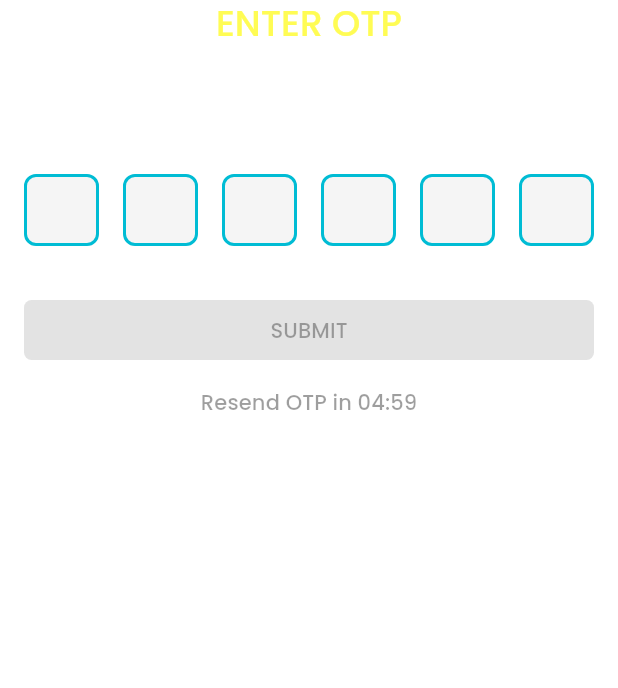
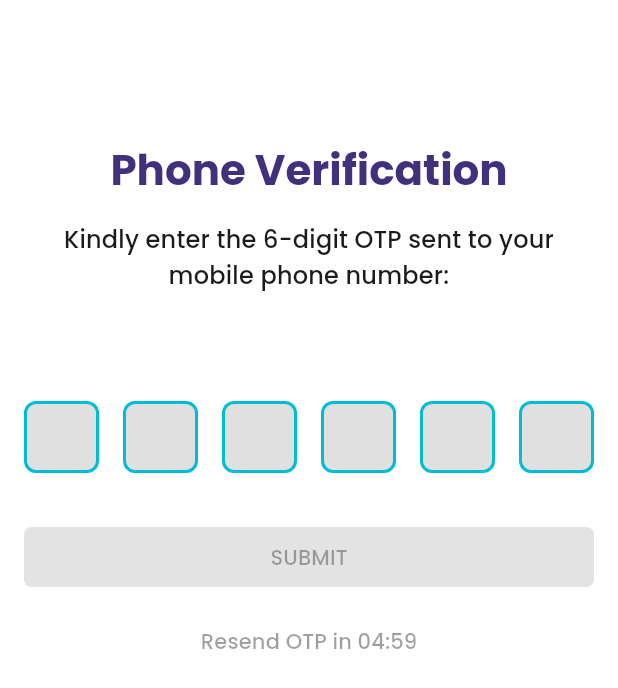
Before and after one commit to MarAntDee/s2s-after-sales, a Flutter app: the OTPForm widget shown alone on an empty page, opened directly with empty values, on a phone screen of 412 x 824 dp. Shown: the top 688 px of the screen. Run offline on Flutter 3.47's test engine with Material 3 defaults, Android fonts, the phone set to English and light mode, and no system bars; drawn by our look-alikes of pin_input_text_field; our stand-ins replace rxdart, shared_preferences; missing offline and left inert: pretty_http_logger; accounts and stored records are empty; statements that could not run were skipped.

Commit message:
update otp form UI

```diff
--- a/lib/components/otp-form.dart
+++ b/lib/components/otp-form.dart
@@ -90,12 +90,13 @@ class _OTPFormState extends State<OTPForm> with TickerProviderStateMixin {
               mainAxisSize: MainAxisSize.max,
               crossAxisAlignment: CrossAxisAlignment.stretch,
               children: <Widget>[
+                const Spacer(),
                 Center(
                   child: Text(
-                    "ENTER OTP",
-                    style: _theme.textTheme.headlineSmall!.copyWith(
-                      color: _theme.colorScheme.highContrast,
-                      fontWeight: FontWeight.w500,
+                    "Phone Verification",
+                    style: _theme.textTheme.headlineMedium!.copyWith(
+                      color: _theme.primaryColor,
+                      fontWeight: FontWeight.w700,
                     ),
                   ),
                 ),
@@ -103,24 +104,19 @@ class _OTPFormState extends State<OTPForm> with TickerProviderStateMixin {
                 Padding(
                   padding: const EdgeInsets.symmetric(horizontal: 24),
                   child: Text(
-                    subLabel,
+                    "$subLabel\n",
                     textAlign: TextAlign.center,
-                    style: _theme.textTheme.labelMedium!.copyWith(
-                      color: Colors.white,
-                    ),
+                    style: _theme.textTheme.titleMedium,
                   ),
                 ),
                 const SizedBox(height: 8.0),
                 Center(
                   child: Text(
                     widget.mobile ?? "",
-                    style: _theme.textTheme.labelLarge!.copyWith(
-                      color: Colors.white,
-                      fontWeight: FontWeight.w200,
+                    style: _theme.textTheme.bodyLarge,
                   ),
                 ),
-                ),
-                const SizedBox(height: 8.0),
+                const SizedBox(height: 16),
                 StreamBuilder<String>(
                   stream: otpController.pincodeStream,
                   initialData: widget.initialData,
@@ -150,8 +146,8 @@ class _OTPFormState extends State<OTPForm> with TickerProviderStateMixin {
                             strokeColorBuilder:
                                 CustomColorBuilder(context, enabled: _enabled),
                             bgColorBuilder: FixedColorBuilder(_enabled
-                                ? Colors.grey[100]!
-                                : Colors.grey[300]!),
+                                ? Colors.grey[300]!
+                                : Colors.grey[600]!),
                           ),
                           currentCode: _code,
                           onCodeSubmitted: (code) {
@@ -196,18 +192,25 @@ class _OTPFormState extends State<OTPForm> with TickerProviderStateMixin {
                   },
                 ),
                 const SizedBox(height: 32),
-                if (_enabled) ...[
+                Expanded(
+                  flex: 2,
+                  child: _enabled
+                      ? Column(
+                          children: [
                             ElevatedButton(
                               onPressed: _code.length == widget.digits
                                   ? () async {
                                       try {
-                              if (_code.isEmpty) throw "OTP is required";
+                                        if (_code.isEmpty)
+                                          throw "OTP is required";
                                         setState(() => _enabled = false);
                                         if (_auth.expiredOtps.contains(_code)) {
                                           throw "You have entered an expired OTP";
                                         }
-                              if (otpController.beOtp?.toString() != null &&
-                                  otpController.beOtp.toString() != _code) {
+                                        if (otpController.beOtp?.toString() !=
+                                                null &&
+                                            otpController.beOtp.toString() !=
+                                                _code) {
                                           throw "You have entered an invalid OTP";
                                         }
                                         _auth.expiredOtps.clear();
@@ -231,16 +234,12 @@ class _OTPFormState extends State<OTPForm> with TickerProviderStateMixin {
                                 ),
                               ),
                             ),
-                  if (widget.enableResend) _ResendButton(pinController),
-                  const Spacer(),
-                  if (widget.onCancel != null)
-                    TextButton(
-                      onPressed: widget.onCancel,
-                      child: const Text("Back"),
-                    ),
+                            const SizedBox(height: 8),
+                            if (widget.enableResend)
+                              _ResendButton(pinController),
                           ],
-                if (!_enabled)
-                  Center(
+                        )
+                      : Center(
                           child: SizedBox.square(
                             dimension: 60,
                             child: CircularProgressIndicator(
@@ -248,6 +247,13 @@ class _OTPFormState extends State<OTPForm> with TickerProviderStateMixin {
                               strokeWidth: 6,
                             ),
                           ),
+                        ),
+                ),
+                const Spacer(flex: 3),
+                if (widget.onCancel != null)
+                  TextButton(
+                    onPressed: _enabled ? widget.onCancel : null,
+                    child: const Text("Cancel"),
                   ),
               ],
             );
```
Lines whose indentation alone changed are shown as unchanged.
